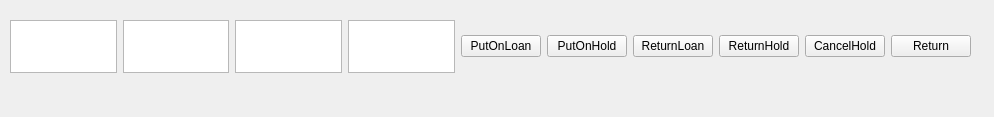
Old version of the form viewItem.ui in the repository C-Rayan/COMP3004A1.
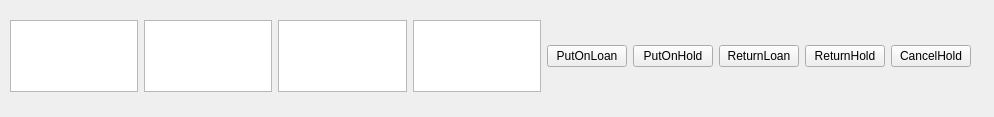
New version of the form.

Diff of the .ui file:
```diff
--- a/viewItem.ui
+++ b/viewItem.ui
@@ -25,7 +25,7 @@
      <x>10</x>
      <y>20</y>
      <width>961</width>
-     <height>53</height>
+     <height>72</height>
     </rect>
    </property>
    <layout class="QHBoxLayout" name="horizontalLayout_2">
@@ -86,13 +86,6 @@
       </property>
      </widget>
     </item>
-    <item>
-     <widget class="QPushButton" name="returnButton">
-      <property name="text">
-       <string>Return</string>
-      </property>
-     </widget>
-    </item>
    </layout>
   </widget>
  </widget>
```
